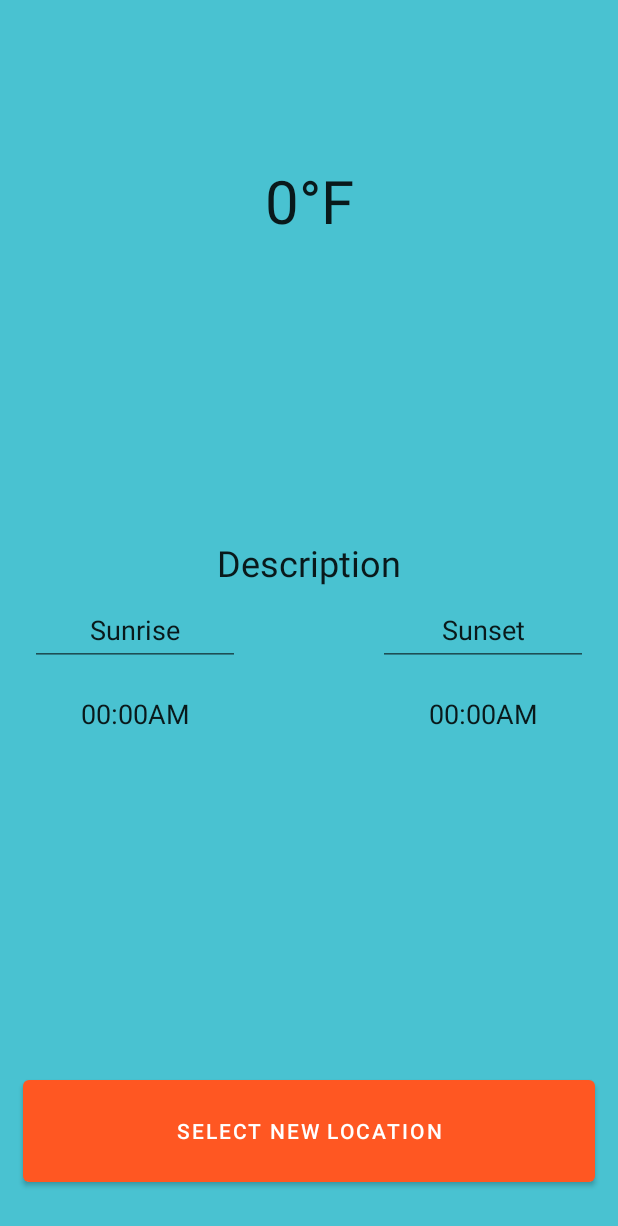
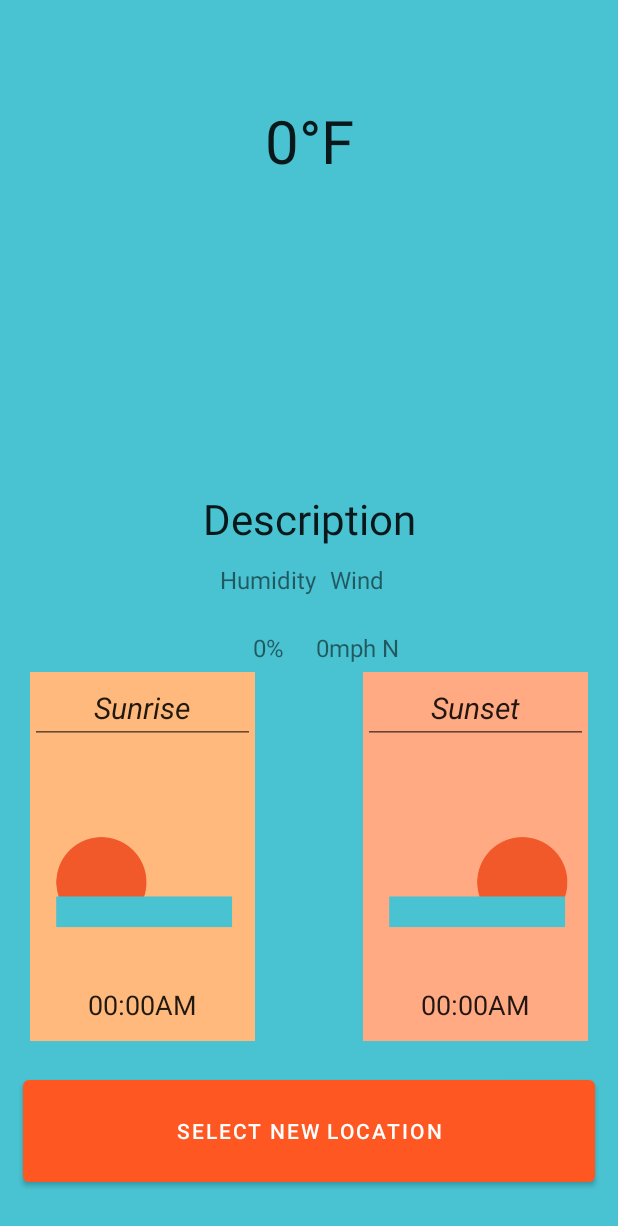
Before and after one commit to alo-beep/weather-pin, an Android app: the WeatherActivity screen opened directly, with no data from a screen before it, on a phone screen of 412 x 824 dp. Shown: the top 1226 px of the screen. Run offline under Robolectric (Android 15) with nearby library versions, the phone set to English and light mode, and no system bars; libraries missing offline, so code that uses them is left out: com.loopj.android, cz.msebera.android; 1 statement that could not run was skipped.

Commit message:
updated weather screen, continued implementing humidity and wind

```diff
--- a/app/src/main/res/layout/activity_weather.xml
+++ b/app/src/main/res/layout/activity_weather.xml
@@ -8,33 +8,90 @@
     android:background="@color/background">
 
     <LinearLayout
-        android:layout_width="365dp"
-        android:layout_height="220dp"
-        android:orientation="horizontal"
+        android:id="@+id/linearLayout2"
+        android:layout_width="wrap_content"
+        android:layout_height="wrap_content"
+        android:layout_marginEnd="20dp"
+        android:layout_marginBottom="20dp"
+        android:background="#FFAA83"
+        android:orientation="vertical"
         app:layout_constraintBottom_toTopOf="@+id/btn_returnToLocation"
-        app:layout_constraintEnd_toEndOf="parent"
-        app:layout_constraintStart_toStartOf="parent"
-        app:layout_constraintTop_toBottomOf="@+id/txt_description"></LinearLayout>
+        app:layout_constraintEnd_toEndOf="parent">
 
-    <Button
-        android:id="@+id/btn_returnToLocation"
-        android:layout_width="0dp"
-        android:layout_height="80dp"
-        android:layout_marginStart="15dp"
-        android:layout_marginEnd="15dp"
-        android:layout_marginBottom="30dp"
-        android:text="Select New Location"
-        app:layout_constraintBottom_toBottomOf="parent"
-        app:layout_constraintEnd_toEndOf="parent"
-        app:layout_constraintStart_toStartOf="parent"
-        android:onClick="openMapScreen"/>
+        <EditText
+            android:id="@+id/editTextTextPersonName2"
+            android:layout_width="match_parent"
+            android:layout_height="48dp"
+            android:layout_marginEnd="0dp"
+            android:autoLink="all"
+            android:clickable="false"
+            android:contextClickable="false"
+            android:cursorVisible="false"
+            android:ems="10"
+            android:focusable="false"
+            android:focusableInTouchMode="false"
+            android:gravity="center"
+            android:inputType="textPersonName"
+            android:linksClickable="false"
+            android:selectAllOnFocus="false"
+            android:text="Sunset"
+            android:textIsSelectable="false"
+            android:textSize="20sp"
+            android:textStyle="italic" />
+
+        <FrameLayout
+            android:id="@+id/frameLayout2"
+            android:layout_width="150dp"
+            android:layout_height="150dp"
+            android:layout_marginEnd="0dp">
+
+            <ImageView
+                android:id="@+id/imageView3"
+                android:layout_width="match_parent"
+                android:layout_height="match_parent"
+                app:srcCompat="@drawable/sunset" />
+        </FrameLayout>
+
+        <EditText
+            android:id="@+id/txt_sunset"
+            android:layout_width="match_parent"
+            android:layout_height="48dp"
+            android:layout_marginEnd="0dp"
+            android:autoLink="all"
+            android:background="@null"
+            android:clickable="false"
+            android:contextClickable="false"
+            android:cursorVisible="false"
+            android:ems="10"
+            android:focusable="false"
+            android:focusableInTouchMode="false"
+            android:gravity="center"
+            android:inputType="textPersonName"
+            android:linksClickable="false"
+            android:selectAllOnFocus="false"
+            android:text="00:00AM"
+            android:textIsSelectable="false" />
+
+    </LinearLayout>
+
+    <LinearLayout
+        android:id="@+id/linearLayout"
+        android:layout_width="wrap_content"
+        android:layout_height="wrap_content"
+        android:layout_marginStart="20dp"
+        android:layout_marginBottom="20dp"
+        android:background="#FFB97C"
+        android:clickable="false"
+        android:orientation="vertical"
+        app:layout_constraintBottom_toTopOf="@+id/btn_returnToLocation"
+        app:layout_constraintStart_toStartOf="parent">
 
         <EditText
             android:id="@+id/editTextTextPersonName"
-        android:layout_width="140dp"
+            android:layout_width="match_parent"
             android:layout_height="48dp"
-        android:layout_marginStart="20dp"
-        android:layout_marginTop="396dp"
+            android:layout_marginStart="0dp"
+            android:layout_marginBottom="0dp"
             android:autoLink="all"
             android:clickable="false"
             android:contextClickable="false"
@@ -48,15 +105,29 @@
             android:selectAllOnFocus="false"
             android:text="Sunrise"
             android:textIsSelectable="false"
-        app:layout_constraintStart_toStartOf="parent"
-        app:layout_constraintTop_toTopOf="parent" />
+            android:textSize="20sp"
+            android:textStyle="italic" />
+
+        <FrameLayout
+            android:id="@+id/frameLayout3"
+            android:layout_width="150dp"
+            android:layout_height="150dp"
+            android:layout_marginStart="0dp">
+
+            <ImageView
+                android:id="@+id/imageView2"
+                android:layout_width="match_parent"
+                android:layout_height="match_parent"
+                android:background="#00FFE186"
+                app:srcCompat="@drawable/sunrise" />
+        </FrameLayout>
 
         <EditText
             android:id="@+id/txt_sunrise"
-        android:layout_width="140dp"
+            android:layout_width="match_parent"
             android:layout_height="48dp"
-        android:layout_marginStart="20dp"
-        android:layout_marginTop="8dp"
+            android:layout_marginStart="0dp"
+            android:layout_marginEnd="0dp"
             android:autoLink="all"
             android:background="@null"
             android:clickable="false"
@@ -70,60 +141,28 @@
             android:linksClickable="false"
             android:selectAllOnFocus="false"
             android:text="00:00AM"
-        android:textIsSelectable="false"
-        app:layout_constraintStart_toStartOf="parent"
-        app:layout_constraintTop_toBottomOf="@+id/editTextTextPersonName" />
+            android:textIsSelectable="false" />
 
-    <EditText
-        android:id="@+id/editTextTextPersonName2"
-        android:layout_width="140dp"
-        android:layout_height="48dp"
-        android:layout_marginTop="396dp"
-        android:layout_marginEnd="20dp"
-        android:autoLink="all"
-        android:clickable="false"
-        android:contextClickable="false"
-        android:cursorVisible="false"
-        android:ems="10"
-        android:focusable="false"
-        android:focusableInTouchMode="false"
-        android:gravity="center"
-        android:inputType="textPersonName"
-        android:linksClickable="false"
-        android:selectAllOnFocus="false"
-        android:text="Sunset"
-        android:textIsSelectable="false"
+    </LinearLayout>
+
+    <Button
+        android:id="@+id/btn_returnToLocation"
+        android:layout_width="0dp"
+        android:layout_height="80dp"
+        android:layout_marginStart="15dp"
+        android:layout_marginEnd="15dp"
+        android:layout_marginBottom="30dp"
+        android:onClick="openMapScreen"
+        android:text="Select New Location"
+        app:layout_constraintBottom_toBottomOf="parent"
         app:layout_constraintEnd_toEndOf="parent"
-        app:layout_constraintTop_toTopOf="parent" />
-
-    <EditText
-        android:id="@+id/txt_sunset"
-        android:layout_width="140dp"
-        android:layout_height="48dp"
-        android:layout_marginTop="8dp"
-        android:layout_marginEnd="20dp"
-        android:autoLink="all"
-        android:background="@null"
-        android:clickable="false"
-        android:contextClickable="false"
-        android:cursorVisible="false"
-        android:ems="10"
-        android:focusable="false"
-        android:focusableInTouchMode="false"
-        android:gravity="center"
-        android:inputType="textPersonName"
-        android:linksClickable="false"
-        android:selectAllOnFocus="false"
-        android:text="00:00AM"
-        android:textIsSelectable="false"
-        app:layout_constraintEnd_toEndOf="parent"
-        app:layout_constraintTop_toBottomOf="@+id/editTextTextPersonName2" />
+        app:layout_constraintStart_toStartOf="parent" />
 
     <EditText
         android:id="@+id/txt_temperature"
         android:layout_width="173dp"
         android:layout_height="67dp"
-        android:layout_marginTop="100dp"
+        android:layout_marginTop="60dp"
         android:autoLink="all"
         android:background="@null"
         android:clickable="false"
@@ -147,6 +186,7 @@
         android:id="@+id/txt_description"
         android:layout_width="wrap_content"
         android:layout_height="wrap_content"
+        android:layout_marginBottom="150dp"
         android:autoLink="all"
         android:background="@null"
         android:clickable="false"
@@ -162,12 +202,11 @@
         android:selectAllOnFocus="false"
         android:text="Description"
         android:textIsSelectable="false"
-        android:textSize="24sp"
-        app:layout_constraintBottom_toTopOf="@+id/btn_returnToLocation"
+        android:textSize="28sp"
+        app:layout_constraintBottom_toTopOf="@+id/space"
         app:layout_constraintEnd_toEndOf="parent"
         app:layout_constraintStart_toStartOf="parent"
-        app:layout_constraintTop_toBottomOf="@+id/txt_temperature"
-        app:layout_constraintVertical_bias="0.369" />
+        app:layout_constraintTop_toBottomOf="@+id/txt_temperature" />
 
     <ImageView
         android:id="@+id/img_icon"
@@ -182,6 +221,70 @@
         app:layout_constraintEnd_toEndOf="parent"
         app:layout_constraintStart_toStartOf="parent"
         app:layout_constraintTop_toBottomOf="@+id/txt_temperature" />
+
+    <Space
+        android:id="@+id/space"
+        android:layout_width="wrap_content"
+        android:layout_height="wrap_content"
+        app:layout_constraintBottom_toTopOf="@+id/btn_returnToLocation"
+        app:layout_constraintEnd_toStartOf="@+id/linearLayout2"
+        app:layout_constraintStart_toEndOf="@+id/linearLayout" />
+
+    <GridLayout
+        android:layout_width="wrap_content"
+        android:layout_height="90dp"
+        android:layout_marginStart="20dp"
+        android:layout_marginTop="10dp"
+        android:layout_marginEnd="20dp"
+        android:layout_marginBottom="10dp"
+        android:alignmentMode="alignMargins"
+        app:layout_constraintBottom_toTopOf="@+id/linearLayout"
+        app:layout_constraintEnd_toEndOf="parent"
+        app:layout_constraintStart_toStartOf="parent"
+        app:layout_constraintTop_toBottomOf="@+id/txt_description">
+
+
+        <TextView
+            android:id="@+id/textView12"
+            android:layout_width="wrap_content"
+            android:layout_height="45dp"
+            android:layout_gravity="center"
+            android:gravity="center"
+            android:text="Humidity"
+            android:textSize="16sp" />
+
+        <TextView
+            android:id="@+id/textView9"
+            android:layout_width="wrap_content"
+            android:layout_height="45dp"
+            android:layout_gravity="center"
+            android:gravity="center"
+            android:text="Wind"
+            android:textSize="16sp" />
+
+        <TextView
+            android:id="@+id/txt_wind"
+            android:layout_width="wrap_content"
+            android:layout_height="45dp"
+            android:layout_row="1"
+            android:layout_column="1"
+            android:layout_gravity="center"
+            android:gravity="center"
+            android:text="0mph N"
+            android:textSize="16sp" />
+
+        <TextView
+            android:id="@+id/txt_humidity"
+            android:layout_width="wrap_content"
+            android:layout_height="45dp"
+            android:layout_row="1"
+            android:layout_column="0"
+            android:layout_gravity="center"
+            android:gravity="center"
+            android:text="0%"
+            android:textSize="16sp" />
+    </GridLayout>
+
     <!-- app:srcCompat="@drawable/ic_launcher_background" -->
 
 
```
Also changed, not shown: app/src/main/res/drawable-v24/sunrise.png (added), app/src/main/res/drawable-v24/sunset.png (added). Lines whose indentation alone changed are shown as unchanged.
